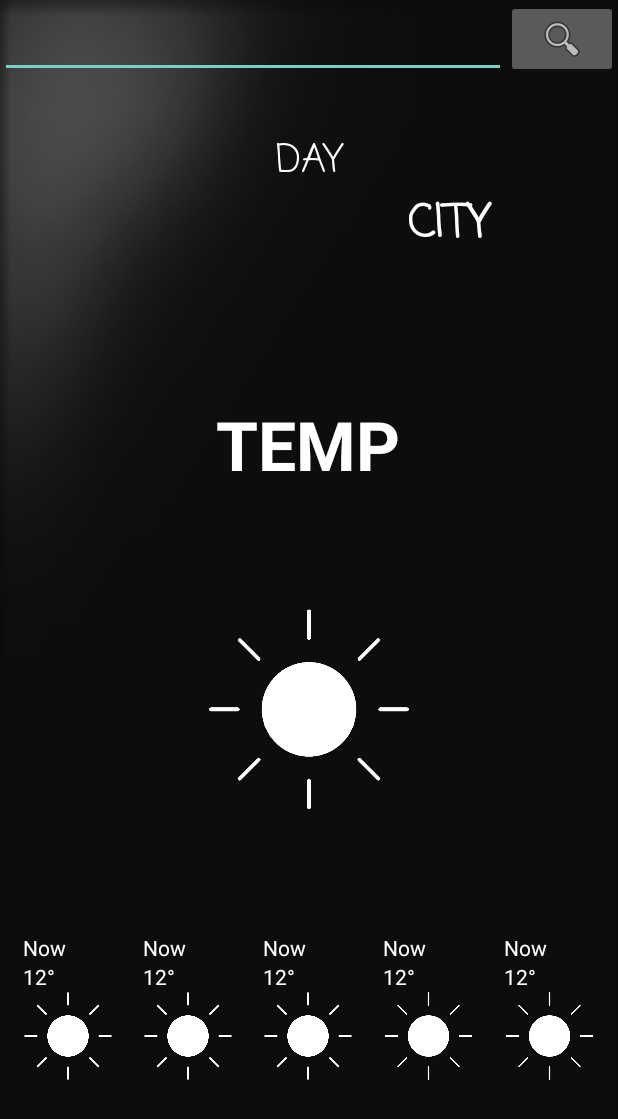
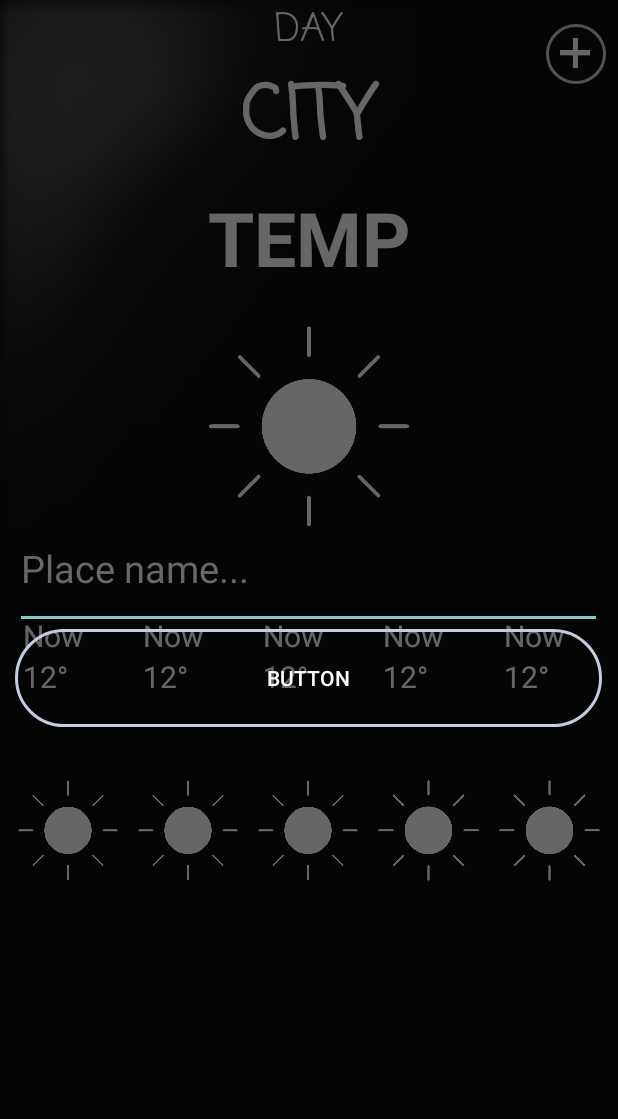
Before and after one commit to karakayahamza/WeatherApp_Retrofit, an Android app: the screen it shows after launch (MainActivity), after a tap on an icon or button, on a phone screen of 412 x 824 dp. Shown: the top 1119 px of the screen. Run offline under Robolectric (Android 15) with nearby library versions, the phone set to English and light mode, and no system bars; 1 statement that could not run was skipped.

Commit message:
New Commit

```diff
--- a/app/src/main/java/com/example/weathertest/view/MainActivity.java
+++ b/app/src/main/java/com/example/weathertest/view/MainActivity.java
@@ -9,16 +9,24 @@ import androidx.fragment.app.FragmentActivity;
 import androidx.viewpager.widget.ViewPager;
 
 import android.app.Activity;
+import android.app.AlertDialog;
 import android.content.Context;
+import android.content.DialogInterface;
 import android.content.Intent;
 import android.content.SharedPreferences;
+import android.graphics.Color;
+import android.graphics.drawable.ColorDrawable;
 import android.os.Build;
 import android.os.Bundle;
 import android.util.Log;
 import android.view.KeyEvent;
+import android.view.LayoutInflater;
 import android.view.View;
 import android.view.inputmethod.InputMethodManager;
+import android.widget.Button;
+import android.widget.EditText;
 import android.widget.ImageView;
+import android.widget.LinearLayout;
 import android.widget.Toast;
 
 import com.example.weathertest.R;
@@ -34,6 +42,7 @@ import java.text.SimpleDateFormat;
 import java.time.LocalDateTime;
 import java.time.format.DateTimeFormatter;
 import java.util.Date;
+import java.util.Locale;
 
 import retrofit2.Call;
 import retrofit2.Callback;
@@ -43,16 +52,19 @@ import retrofit2.converter.gson.GsonConverterFactory;
 
 public class MainActivity extends FragmentActivity {
 
-    private int mCurrentPageSelected;
+        String BASE_URL ="https://api.openweathermap.org/data/2.5/";
+        String AppId ="61e8b0259c092b1b9a15474cd800ee25";
+        Retrofit retrofit;
 
-
-    public static final String FRAGMENT_TAG_ARG = "tag";
+        public static final String FRAGMENT_TAG_ARG = "tag";
 
         private ActivityMainBinding binding;
 
         private CustomPagerAdapter mCustomPagerAdapter;
 
         private  ViewPager mViewPager;
+
+        static boolean isConnect;
 
 
     @RequiresApi(api = Build.VERSION_CODES.O)
@@ -63,26 +75,50 @@ public class MainActivity extends FragmentActivity {
         View view = binding.getRoot();
         setContentView(view);
 
+        Gson gson = new GsonBuilder().setLenient().create();
 
+        retrofit = new Retrofit.Builder()
+                .baseUrl(BASE_URL)
+                .addConverterFactory(GsonConverterFactory.create(gson))
+                .build();
 
         mCustomPagerAdapter = new CustomPagerAdapter(getSupportFragmentManager());
         mViewPager =findViewById(R.id.container);//Add fragment
         mViewPager.setAdapter(mCustomPagerAdapter);
         mCustomPagerAdapter.addPage(MainFragment.newInstance("Izmir"));
 
+        binding.imageButton.setOnClickListener(new View.OnClickListener() {
+            @Override
+            public void onClick(View view) {
 
-        //mViewPager.getAdapter().getCount();
+                AlertDialog.Builder alertDialog = new AlertDialog.Builder(MainActivity.this);
+                LayoutInflater layoutInflater = MainActivity.this.getLayoutInflater();
 
+                View dialogView= layoutInflater.inflate(R.layout.alerdialog_design,null);
+                final EditText editText = (EditText)dialogView.findViewById(R.id.placeName);
+                alertDialog.setView(dialogView);
+                Button button = dialogView.findViewById(R.id.button);
+                AlertDialog dialog = alertDialog.create();
+                dialog.show();
+                dialog.getWindow().setBackgroundDrawable(null);
+
+                button.setOnClickListener(new View.OnClickListener() {
+                    @Override
+                    public void onClick(View view) {
+                        String cityname = editText.getText().toString();
+                        addNewPlace(cityname);
+                        dialog.dismiss();
+                    }
+                });
+            }
+        });
     }
-
-    public void add(View view){
-        String cityName =  binding.citynametext.getText().toString();
-        mCustomPagerAdapter.addPage(MainFragment.newInstance(cityName));
-        hideSoftKeyboard(MainActivity.this);
-        binding.citynametext.setText(" ");
-        mCustomPagerAdapter.notifyDataSetChanged();
-        mViewPager.setCurrentItem(mCustomPagerAdapter.getCount());
-    }
+   public void addPlace(String cityName){
+            mCustomPagerAdapter.addPage(MainFragment.newInstance(cityName));
+           //hideSoftKeyboard(MainActivity.this);
+           mCustomPagerAdapter.notifyDataSetChanged();
+           mViewPager.setCurrentItem(mCustomPagerAdapter.getCount());
+   }
     public static void hideSoftKeyboard(Activity activity) {
         InputMethodManager inputMethodManager =
                 (InputMethodManager) activity.getSystemService(
@@ -95,6 +131,26 @@ public class MainActivity extends FragmentActivity {
         }
     }
 
+    public void addNewPlace(String cityname){
+        WeatherAPI service = retrofit.create(WeatherAPI.class);
+
+        Call<WeatherModel> call = service.getData(cityname,AppId);
+        call.enqueue(new Callback<WeatherModel>() {
+            @Override
+            public void onResponse(Call<WeatherModel> call, Response<WeatherModel> response) {
+            if (response.isSuccessful()){
+                addPlace(cityname);
+            }
+            else{
+            Toast.makeText(MainActivity.this,"Invalid place name",Toast.LENGTH_SHORT).show();
+            }
+            }
+            @Override
+            public void onFailure(Call<WeatherModel> call, Throwable t) {
+                Toast.makeText(MainActivity.this,"Invalid place name",Toast.LENGTH_SHORT).show();
+            }
+        });
+    }
 }
     /*public void loadData(String cityname,String Appid) {
         WeatherAPI service = retrofit.create(WeatherAPI.class);
--- a/app/src/main/java/com/example/weathertest/view/MainFragment.java
+++ b/app/src/main/java/com/example/weathertest/view/MainFragment.java
@@ -84,6 +84,7 @@ public class MainFragment extends Fragment {
         WeatherAPI service = retrofit.create(WeatherAPI.class);
 
         Call<WeatherModel> call = service.getData(cityname,Appid);
+        System.out.println(cityname);
         call.enqueue(new Callback<WeatherModel>() {
             @RequiresApi(api = Build.VERSION_CODES.O)
             @Override
@@ -126,6 +127,8 @@ public class MainFragment extends Fragment {
                         setImage(icon,i,temp,time);
                     }
                 }
+                else
+                    Toast.makeText(getContext(), "Invalid city name.", Toast.LENGTH_LONG).show();
             }
             @Override
             public void onFailure(Call<WeatherModel> call, Throwable t) {
--- /dev/null
+++ b/app/src/main/res/drawable/rounded_corners.xml
@@ -0,0 +1,26 @@
+<?xml version="1.0" encoding="utf-8"?>
+<shape
+    xmlns:android="http://schemas.android.com/apk/res/android"
+    android:shape="rectangle"   >
+
+    <solid
+        android:color="#00000000" >
+    </solid>
+
+    <stroke
+        android:width="2dp"
+        android:color="#C4CDE0" >
+    </stroke>
+
+    <padding
+        android:left="5dp"
+        android:top="5dp"
+        android:right="5dp"
+        android:bottom="5dp"    >
+    </padding>
+
+    <corners
+        android:radius="40dp"   >
+    </corners>
+
+</shape>
--- a/app/src/main/res/layout/activity_main.xml
+++ b/app/src/main/res/layout/activity_main.xml
@@ -1,6 +1,5 @@
 <?xml version="1.0" encoding="utf-8"?>
-<androidx.constraintlayout.widget.ConstraintLayout
-    xmlns:android="http://schemas.android.com/apk/res/android"
+<androidx.constraintlayout.widget.ConstraintLayout xmlns:android="http://schemas.android.com/apk/res/android"
     xmlns:app="http://schemas.android.com/apk/res-auto"
     xmlns:tools="http://schemas.android.com/tools"
     android:layout_width="match_parent"
@@ -14,42 +13,23 @@
     <androidx.viewpager.widget.ViewPager
         android:id="@+id/container"
         android:layout_width="match_parent"
-        android:layout_height="0dp"
-        app:layout_constraintBottom_toBottomOf="parent"
+        android:layout_height="659dp"
+        android:layout_gravity="bottom"
+        tools:ignore="MissingConstraints"
+        tools:layout_editor_absoluteX="0dp"
+        tools:layout_editor_absoluteY="0dp" />
+
+    <ImageButton
+        android:id="@+id/imageButton"
+        android:layout_width="40dp"
+        android:layout_height="40dp"
+        android:layout_gravity="right"
+        android:layout_marginTop="16dp"
+        android:layout_marginEnd="8dp"
+        android:src="@drawable/add"
+        android:scaleType="centerCrop"
+        android:background="@drawable/rounded_corners"
         app:layout_constraintEnd_toEndOf="parent"
-        app:layout_constraintHorizontal_bias="0.0"
-        app:layout_constraintStart_toStartOf="parent"
         app:layout_constraintTop_toTopOf="parent"
-        app:layout_constraintVertical_bias="0.98"
-        tools:ignore="MissingConstraints"
-        android:layout_weight="1"
-        />
-    <LinearLayout
-        android:id="@+id/linearLayout3"
-        android:layout_width="match_parent"
-        android:layout_height="wrap_content"
-        android:orientation="horizontal"
-        app:layout_constraintEnd_toEndOf="parent"
-        app:layout_constraintStart_toStartOf="parent"
-        app:layout_constraintTop_toTopOf="parent"
-        tools:ignore="MissingConstraints">
-
-        <EditText
-            android:id="@+id/citynametext"
-            android:layout_width="337dp"
-            android:layout_height="match_parent"
-            android:hint="Search ..."
-            android:imeOptions="actionDone"
-            />
-
-        <ImageButton
-            android:id="@+id/imageButton"
-            android:onClick="add"
-            android:layout_width="wrap_content"
-            android:layout_height="match_parent"
-            android:layout_weight="1"
-            android:src="@android:drawable/ic_menu_search" />
-
-    </LinearLayout>
-
+        tools:ignore="MissingConstraints" />
 </androidx.constraintlayout.widget.ConstraintLayout>
--- /dev/null
+++ b/app/src/main/res/layout/alerdialog_design.xml
@@ -0,0 +1,30 @@
+<LinearLayout
+    xmlns:android="http://schemas.android.com/apk/res/android"
+    android:orientation="horizontal"
+    android:layout_width="match_parent"
+    android:layout_height="wrap_content"
+    android:layout_gravity="center"
+    >
+    <LinearLayout
+        android:layout_width="match_parent"
+        android:layout_height="match_parent"
+        android:orientation="vertical">
+
+        <EditText
+            android:id="@+id/placeName"
+            android:layout_width="match_parent"
+            android:layout_height="80dp"
+            android:hint="Place name..."
+            android:textColorHint="#676767"
+            android:textSize="25dp" />
+
+        <Button
+            android:id="@+id/button"
+            android:layout_width="match_parent"
+            android:layout_height="65dp"
+            android:layout_weight="1"
+            android:background="@drawable/rounded_corners"
+            android:text="Button" />
+    </LinearLayout>
+
+</LinearLayout>
--- a/app/src/main/res/layout/fragment_main.xml
+++ b/app/src/main/res/layout/fragment_main.xml
@@ -3,18 +3,15 @@
     xmlns:android="http://schemas.android.com/apk/res/android"
     xmlns:tools="http://schemas.android.com/tools"
     android:layout_width="match_parent"
-    android:layout_height="match_parent"
-    android:layout_margin="5dp"
+    android:layout_height="wrap_content"
     xmlns:app="http://schemas.android.com/apk/res-auto"
     android:background="@drawable/backgroundrectabgle"
     tools:context=".view.MainFragment">
-
 
     <LinearLayout
         android:id="@+id/linearLayout"
         android:layout_width="match_parent"
         android:layout_height="match_parent"
-        android:gravity="center"
         android:orientation="vertical"
         app:layout_constraintBottom_toBottomOf="parent"
         app:layout_constraintEnd_toEndOf="parent"
@@ -25,7 +22,7 @@
 
         <TextView
             android:id="@+id/timeroot"
-            android:layout_width="201dp"
+            android:layout_width="250dp"
             android:layout_height="wrap_content"
             android:layout_gravity="center"
             android:fontFamily="casual"
@@ -36,36 +33,31 @@
 
         <TextView
             android:id="@+id/cityName"
-            android:layout_width="225dp"
-            android:layout_height="wrap_content"
-            android:layout_gravity="right"
-            android:layout_marginLeft="20dp"
+            android:layout_width="match_parent"
+            android:layout_height="80dp"
+            android:layout_gravity="center"
             android:fontFamily="casual"
             android:gravity="center"
-            android:text="@string/city"
+            android:text="@string/ADANA"
             android:textColor="@color/white"
-            android:textSize="30sp"
-            android:textStyle="bold"
-            tools:ignore="RtlHardcoded" />
+            android:textSize="50dp"
+            android:textStyle="bold"/>
 
         <LinearLayout
             android:layout_width="match_parent"
-            android:layout_height="420dp"
-            android:layout_margin="12dp"
-            android:orientation="vertical"
-            android:weightSum="2">
+            android:layout_height="wrap_content"
+            android:layout_margin="5dp"
+            android:orientation="vertical">
 
             <TextView
                 android:id="@+id/temp0"
-                android:layout_width="226dp"
-                android:layout_height="33dp"
-                android:layout_gravity="center_horizontal"
-                android:layout_marginTop="44dp"
-                android:layout_weight="1"
+                android:layout_width="match_parent"
+                android:layout_height="wrap_content"
+                android:layout_gravity="center"
                 android:gravity="center"
                 android:text="@string/temp"
                 android:textColor="@color/white"
-                android:textSize="45dp"
+                android:textSize="50dp"
                 android:textStyle="bold"
                 app:layout_constraintEnd_toEndOf="parent"
                 app:layout_constraintHorizontal_bias="0.497"
@@ -75,17 +67,16 @@
             <ImageView
                 android:id="@+id/icon0"
                 android:layout_width="160dp"
-                android:layout_height="138dp"
-                android:layout_gravity="center_horizontal"
-                android:layout_weight="1"
+                android:layout_height="207dp"
+                android:layout_gravity="center"
+                android:contentDescription="@string/todo"
                 android:src="@drawable/sunny"
                 app:layout_constraintBottom_toBottomOf="parent"
                 app:layout_constraintEnd_toEndOf="parent"
                 app:layout_constraintHorizontal_bias="0.421"
                 app:layout_constraintStart_toStartOf="parent"
                 app:layout_constraintTop_toBottomOf="@+id/temp0"
-                app:layout_constraintVertical_bias="0.386"
-                android:contentDescription="@string/todo" />
+                app:layout_constraintVertical_bias="0.386" />
         </LinearLayout>
 
         <LinearLayout
@@ -110,6 +101,7 @@
                     android:layout_height="match_parent"
                     android:layout_marginLeft="10dp"
                     android:text="Now"
+                    android:textSize="20dp"
                     android:textColor="@color/white" />
 
                 <TextView
@@ -118,12 +110,13 @@
                     android:layout_height="match_parent"
                     android:layout_marginLeft="10dp"
                     android:text="12°"
+                    android:textSize="20dp"
                     android:textColor="@color/white" />
 
                 <ImageView
                     android:id="@+id/icon1"
                     android:layout_width="match_parent"
-                    android:layout_height="70dp"
+                    android:layout_height="wrap_content"
                     android:src="@drawable/sunny" />
 
             </LinearLayout>
@@ -140,6 +133,7 @@
                     android:layout_height="match_parent"
                     android:layout_marginLeft="10dp"
                     android:text="Now"
+                    android:textSize="20dp"
                     android:textColor="@color/white" />
 
                 <TextView
@@ -148,12 +142,13 @@
                     android:layout_height="match_parent"
                     android:layout_marginLeft="10dp"
                     android:text="12°"
+                    android:textSize="20dp"
                     android:textColor="@color/white" />
 
                 <ImageView
                     android:id="@+id/icon22"
                     android:layout_width="match_parent"
-                    android:layout_height="70dp"
+                    android:layout_height="wrap_content"
                     android:src="@drawable/sunny" />
 
             </LinearLayout>
@@ -170,6 +165,7 @@
                     android:layout_height="match_parent"
                     android:layout_marginLeft="10dp"
                     android:text="Now"
+                    android:textSize="20dp"
                     android:textColor="@color/white" />
 
                 <TextView
@@ -178,12 +174,13 @@
                     android:layout_height="match_parent"
                     android:layout_marginLeft="10dp"
                     android:text="12°"
+                    android:textSize="20dp"
                     android:textColor="@color/white" />
 
                 <ImageView
                     android:id="@+id/icon3"
                     android:layout_width="match_parent"
-                    android:layout_height="70dp"
+                    android:layout_height="wrap_content"
                     android:src="@drawable/sunny" />
 
             </LinearLayout>
@@ -200,6 +197,7 @@
                     android:layout_height="match_parent"
                     android:layout_marginLeft="10dp"
                     android:text="Now"
+                    android:textSize="20dp"
                     android:textColor="@color/white" />
 
                 <TextView
@@ -208,12 +206,13 @@
                     android:layout_height="match_parent"
                     android:layout_marginLeft="10dp"
                     android:text="12°"
+                    android:textSize="20dp"
                     android:textColor="@color/white" />
 
                 <ImageView
                     android:id="@+id/icon4"
                     android:layout_width="match_parent"
-                    android:layout_height="70dp"
+                    android:layout_height="wrap_content"
                     android:src="@drawable/sunny" />
 
             </LinearLayout>
@@ -230,6 +229,7 @@
                     android:layout_height="match_parent"
                     android:layout_marginLeft="10dp"
                     android:text="Now"
+                    android:textSize="20dp"
                     android:textColor="@color/white" />
 
                 <TextView
@@ -238,12 +238,13 @@
                     android:layout_height="match_parent"
                     android:layout_marginLeft="10dp"
                     android:text="12°"
+                    android:textSize="20dp"
                     android:textColor="@color/white" />
 
                 <ImageView
                     android:id="@+id/icon"
                     android:layout_width="match_parent"
-                    android:layout_height="70dp"
+                    android:layout_height="wrap_content"
                     android:src="@drawable/sunny" />
             </LinearLayout>
         </LinearLayout>
--- a/app/src/main/res/values/strings.xml
+++ b/app/src/main/res/values/strings.xml
@@ -6,7 +6,7 @@
     <string name="navigation_drawer_open">Open navigation drawer</string>
     <string name="navigation_drawer_close">Close navigation drawer</string>
     <string name="day">DAY</string>
-    <string name="city">CITY</string>
+    <string name="ADANA">CITY</string>
     <string name="temp">TEMP</string>
     <string name="todo">TODO</string>
 </resources>
```
Also changed, not shown: app/build.gradle (+7 -0 lines), app/src/main/res/drawable-v24/drizzle.gif (added), app/src/main/res/drawable/add.jpg (added), app/src/main/res/drawable/weather.jpg (added).
